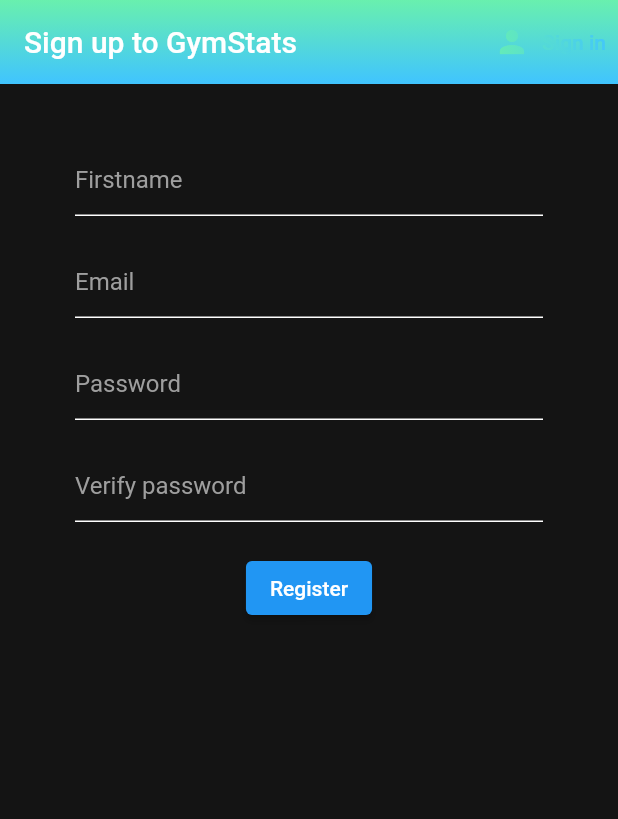
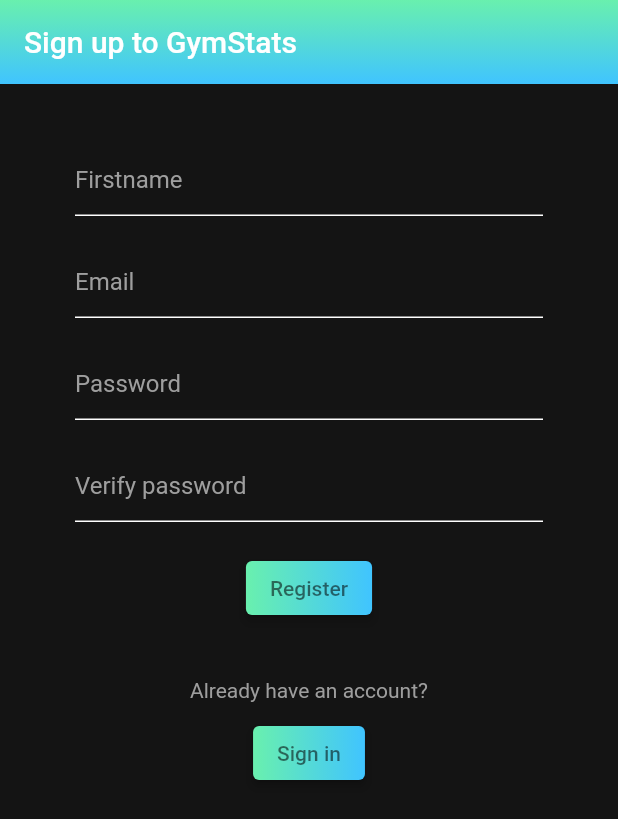
Before and after one commit to jacksondearing96/bread_basket, a Flutter app: the screen it shows after launch, after a tap on "Sign in", after a tap on "Register", on a phone screen of 412 x 824 dp. Shown: the top 819 px of the screen. Run offline on Flutter 3.47's test engine with Material 2 defaults, Android fonts, the phone set to English and light mode, and no system bars; our stand-ins replace cloud_firestore, email_validator, firebase_auth, firebase_core, fl_chart, flutter_spinkit; accounts and stored records are empty.

Commit message:
Improved UI of register and sign in pages

```diff
--- a/lib/screens/authenticate/register.dart
+++ b/lib/screens/authenticate/register.dart
@@ -33,20 +33,6 @@ class _RegisterState extends State<Register> {
             backgroundColor: Constants.backgroundColor,
             appBar: Constants.gradientAppBar(
               title: Text('Sign up to GymStats'),
-              actions: [
-                RadiantGradientMask(
-                  child: TextButton.icon(
-                    icon: Icon(Icons.person, color: Colors.white),
-                    label: Text('Sign in'),
-                    onPressed: () {
-                      widget.toggleView();
-                    },
-                    style: TextButton.styleFrom(
-                      primary: Constants.textColor,
-                    ),
-                  ),
-                ),
-              ],
             ),
             body: Container(
               padding: EdgeInsets.symmetric(vertical: 20.0, horizontal: 50.0),
@@ -101,37 +87,58 @@ class _RegisterState extends State<Register> {
                             : null,
                         obscureText: true),
                     SizedBox(height: 20.0),
-                    ElevatedButton(
+                    RadiantGradientMask(
+                      child: ElevatedButton(
+                        style: ButtonStyle(
+                          backgroundColor:
+                              MaterialStateProperty.all(Colors.white),
+                        ),
                         child: Text(
                           'Register',
-                        style: TextStyle(color: Constants.textColor),
+                          style: TextStyle(color: Constants.darkIconColor),
                         ),
                         onPressed: () async {
                           FormState? state = _formKey.currentState;
                           if (state != null && state.validate()) {
                             setState(() => loading = true);
-                          dynamic userCredential = await _auth
-                              .registerWithEmailAndPassword(email, password);
+                            dynamic userCredential =
+                                await _auth.registerWithEmailAndPassword(
+                                    email, password, name);
                             if (userCredential == null) {
-                            setState(
-                                () {
+                              setState(() {
                                 error = 'Could not register new user';
                                 loading = false;
-                                }
-                                );
-                          } else {
-                            userCredential.user
-                                .updateProfile(displayName: name);
+                              });
                             }
                           }
                         },
                       ),
-                    SizedBox(height: 12.0),
+                    ),
+                    SizedBox(height: 10),
                                         Text(error,
                         style: TextStyle(
                           color: Constants.errorColor,
                           fontSize: 14.0,
                         )),
+                        SizedBox(height: 10),
+                    Text("Already have an account?",
+                        style: TextStyle(color: Constants.hintColor)),
+                    SizedBox(height: 10),
+                    RadiantGradientMask(
+                      child: ElevatedButton(
+                        style: ButtonStyle(
+                          backgroundColor:
+                              MaterialStateProperty.all(Colors.white),
+                        ),
+                        child: Text(
+                          'Sign in',
+                          style: TextStyle(color: Constants.darkIconColor),
+                        ),
+                        onPressed: () => widget.toggleView(),
+                      ),
+                    ),
+                    SizedBox(height: 12.0),
+
                   ],
                 ),
               ),
--- a/lib/screens/authenticate/signIn.dart
+++ b/lib/screens/authenticate/signIn.dart
@@ -89,6 +89,15 @@ class _SignInState extends State<SignIn> {
                   },
                 ),
               ),
+              SizedBox(height: 10),
+              Text(error,
+                  style: TextStyle(
+                    color: Constants.errorColor,
+                    fontSize: 14.0,
+                  )),
+              SizedBox(height: 10),
+              Text("Don't have an account yet?", style: TextStyle(color: Constants.hintColor)),
+              SizedBox(height: 10),
               RadiantGradientMask(
                 child: ElevatedButton(
                   style: ButtonStyle(
@@ -104,12 +113,6 @@ class _SignInState extends State<SignIn> {
                   ,
                 ),
               ),
-              SizedBox(height: 12.0),
-              Text(error,
-                  style: TextStyle(
-                    color: Constants.errorColor,
-                    fontSize: 14.0,
-                  )),
             ],
           ),
         ),
```
Lines whose indentation alone changed are shown as unchanged.
